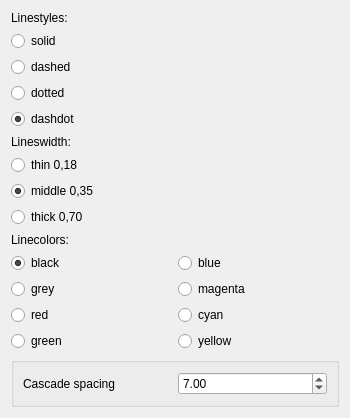
southseact-3d/fcd, file src/Mod/TechDraw/Gui/TaskSelectLineAttributes.ui: the form before one commit.
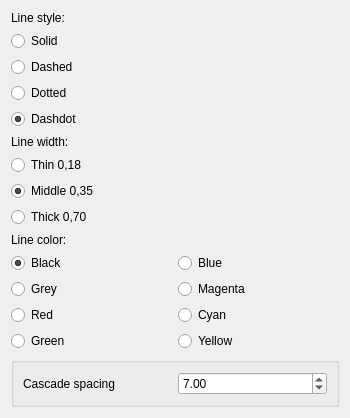
The form after the commit.

```diff
--- a/src/Mod/TechDraw/Gui/TaskSelectLineAttributes.ui
+++ b/src/Mod/TechDraw/Gui/TaskSelectLineAttributes.ui
@@ -31,7 +31,7 @@
      <item row="0" column="0">
       <widget class="QLabel" name="label_styles">
        <property name="text">
-        <string>Linestyles:</string>
+        <string>Line style:</string>
        </property>
       </widget>
      </item>
@@ -41,7 +41,7 @@
         <string>Set Line style to solid</string>
        </property>
        <property name="text">
-        <string>solid</string>
+        <string>Solid</string>
        </property>
        <property name="autoExclusive">
         <bool>true</bool>
@@ -54,7 +54,7 @@
      <item row="2" column="0">
       <widget class="QRadioButton" name="rbDashed">
        <property name="text">
-        <string>dashed</string>
+        <string>Dashed</string>
        </property>
        <property name="autoExclusive">
         <bool>true</bool>
@@ -67,7 +67,7 @@
      <item row="3" column="0">
       <widget class="QRadioButton" name="rbDotted">
        <property name="text">
-        <string>dotted</string>
+        <string>Dotted</string>
        </property>
        <property name="autoExclusive">
         <bool>true</bool>
@@ -80,7 +80,7 @@
      <item row="4" column="0">
       <widget class="QRadioButton" name="rbDashDotted">
        <property name="text">
-        <string>dashdot</string>
+        <string>Dashdot</string>
        </property>
        <property name="checked">
         <bool>true</bool>
@@ -100,14 +100,14 @@
      <item row="0" column="0">
       <widget class="QLabel" name="label_width">
        <property name="text">
-        <string>Lineswidth:</string>
+        <string>Line width:</string>
        </property>
       </widget>
      </item>
      <item row="1" column="0">
       <widget class="QRadioButton" name="rbThin">
        <property name="text">
-        <string>thin 0,18</string>
+        <string>Thin 0,18</string>
        </property>
        <property name="autoExclusive">
         <bool>true</bool>
@@ -120,7 +120,7 @@
      <item row="2" column="0">
       <widget class="QRadioButton" name="rbMiddle">
        <property name="text">
-        <string>middle 0,35</string>
+        <string>Middle 0,35</string>
        </property>
        <property name="checked">
         <bool>true</bool>
@@ -136,7 +136,7 @@
      <item row="3" column="0">
       <widget class="QRadioButton" name="rbThick">
        <property name="text">
-        <string>thick 0,70</string>
+        <string>Thick 0,70</string>
        </property>
        <property name="autoExclusive">
         <bool>true</bool>
@@ -153,14 +153,14 @@
      <item row="0" column="0">
       <widget class="QLabel" name="label_colors">
        <property name="text">
-        <string>Linecolors:</string>
+        <string>Line color:</string>
        </property>
       </widget>
      </item>
      <item row="1" column="0">
       <widget class="QRadioButton" name="rbBlack">
        <property name="text">
-        <string>black</string>
+        <string>Black</string>
        </property>
        <property name="checked">
         <bool>true</bool>
@@ -176,7 +176,7 @@
      <item row="1" column="1">
       <widget class="QRadioButton" name="rbBlue">
        <property name="text">
-        <string>blue</string>
+        <string>Blue</string>
        </property>
        <property name="autoExclusive">
         <bool>true</bool>
@@ -189,7 +189,7 @@
      <item row="2" column="0">
       <widget class="QRadioButton" name="rbGrey">
        <property name="text">
-        <string>grey</string>
+        <string>Grey</string>
        </property>
        <property name="autoExclusive">
         <bool>true</bool>
@@ -202,7 +202,7 @@
      <item row="2" column="1">
       <widget class="QRadioButton" name="rbMagenta">
        <property name="text">
-        <string>magenta</string>
+        <string>Magenta</string>
        </property>
        <property name="autoExclusive">
         <bool>true</bool>
@@ -215,7 +215,7 @@
      <item row="3" column="0">
       <widget class="QRadioButton" name="rbRed">
        <property name="text">
-        <string>red</string>
+        <string>Red</string>
        </property>
        <property name="autoExclusive">
         <bool>true</bool>
@@ -228,7 +228,7 @@
      <item row="3" column="1">
       <widget class="QRadioButton" name="rbCyan">
        <property name="text">
-        <string>cyan</string>
+        <string>Cyan</string>
        </property>
        <property name="autoExclusive">
         <bool>true</bool>
@@ -241,7 +241,7 @@
      <item row="4" column="0">
       <widget class="QRadioButton" name="rbGreen">
        <property name="text">
-        <string>green</string>
+        <string>Green</string>
        </property>
        <property name="autoExclusive">
         <bool>true</bool>
@@ -254,7 +254,7 @@
      <item row="4" column="1">
       <widget class="QRadioButton" name="rbYellow">
        <property name="text">
-        <string>yellow</string>
+        <string>Yellow</string>
        </property>
        <property name="autoExclusive">
         <bool>true</bool>
```
Left out of the diff: 2 changed lines with no effect on the pictures.
